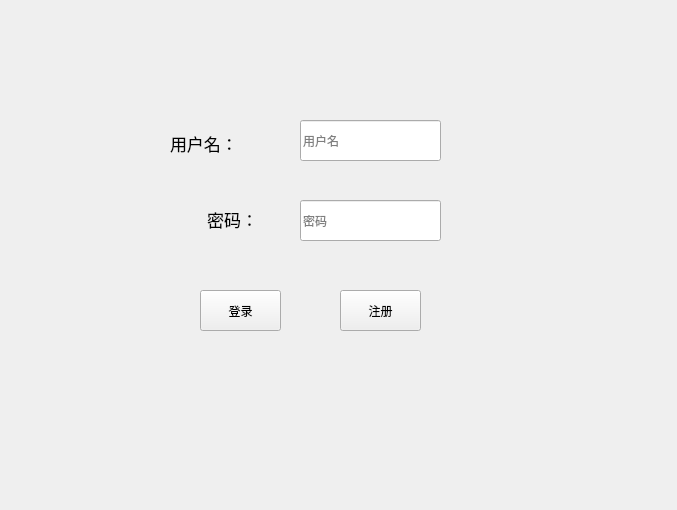
Qt form StarRail/login.ui (yukib4haru/CHD) before a commit.
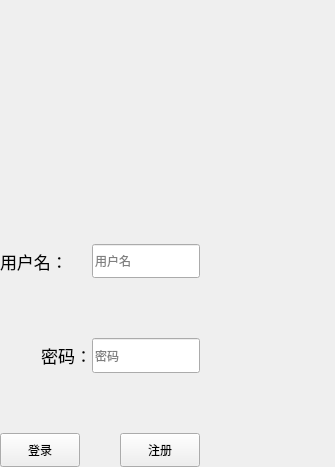
The same form after that commit. Icons and pictures are not drawn.

Diff of the .ui file:
```diff
--- a/StarRail/login.ui
+++ b/StarRail/login.ui
@@ -2,34 +2,112 @@
 <ui version="4.0">
  <class>login</class>
  <widget class="QWidget" name="login">
+  <property name="enabled">
+   <bool>true</bool>
+  </property>
   <property name="geometry">
    <rect>
     <x>0</x>
     <y>0</y>
-    <width>677</width>
-    <height>510</height>
+    <width>335</width>
+    <height>467</height>
    </rect>
   </property>
+  <property name="sizePolicy">
+   <sizepolicy hsizetype="Fixed" vsizetype="Fixed">
+    <horstretch>0</horstretch>
+    <verstretch>0</verstretch>
+   </sizepolicy>
+  </property>
   <property name="windowTitle">
    <string>Form</string>
   </property>
-  <widget class="QWidget" name="widget" native="true">
+  <property name="layoutDirection">
+   <enum>Qt::LeftToRight</enum>
+  </property>
+  <property name="styleSheet">
+   <string notr="true">background-image: url(:/Image/background.jpg);</string>
+  </property>
+  <widget class="QWidget" name="" native="true">
    <property name="geometry">
     <rect>
-     <x>170</x>
-     <y>120</y>
-     <width>301</width>
-     <height>241</height>
+     <x>0</x>
+     <y>0</y>
+     <width>335</width>
+     <height>467</height>
     </rect>
    </property>
+   <property name="maximumSize">
+    <size>
+     <width>335</width>
+     <height>467</height>
+    </size>
+   </property>
+   <property name="layoutDirection">
+    <enum>Qt::LeftToRight</enum>
+   </property>
+   <layout class="QVBoxLayout" name="verticalLayout_4">
+    <property name="spacing">
+     <number>20</number>
+    </property>
+    <item>
+     <layout class="QVBoxLayout" name="verticalLayout_3">
+      <item>
+       <widget class="QLabel" name="login_gif">
+        <property name="sizePolicy">
+         <sizepolicy hsizetype="Expanding" vsizetype="Expanding">
+          <horstretch>0</horstretch>
+          <verstretch>0</verstretch>
+         </sizepolicy>
+        </property>
+        <property name="text">
+         <string/>
+        </property>
+        <property name="pixmap">
+         <pixmap resource="Rail/rail.qrc">:/Image/login2.gif</pixmap>
+        </property>
+       </widget>
+      </item>
+      <item>
+       <spacer name="verticalSpacer_3">
+        <property name="orientation">
+         <enum>Qt::Vertical</enum>
+        </property>
+        <property name="sizeType">
+         <enum>QSizePolicy::Expanding</enum>
+        </property>
+        <property name="sizeHint" stdset="0">
+         <size>
+          <width>20</width>
+          <height>20</height>
+         </size>
+        </property>
+       </spacer>
+      </item>
+     </layout>
+    </item>
+    <item>
+     <layout class="QHBoxLayout" name="horizontalLayout_4">
+      <item>
+       <layout class="QVBoxLayout" name="verticalLayout">
+        <item>
+         <layout class="QHBoxLayout" name="horizontalLayout">
+          <property name="spacing">
+           <number>0</number>
+          </property>
+          <property name="sizeConstraint">
+           <enum>QLayout::SetNoConstraint</enum>
+          </property>
+          <property name="rightMargin">
+           <number>0</number>
+          </property>
+          <item>
    <widget class="QLabel" name="label_user">
-    <property name="geometry">
-     <rect>
-      <x>0</x>
-      <y>0</y>
-      <width>88</width>
-      <height>47</height>
-     </rect>
+            <property name="sizePolicy">
+             <sizepolicy hsizetype="Expanding" vsizetype="Expanding">
+              <horstretch>0</horstretch>
+              <verstretch>0</verstretch>
+             </sizepolicy>
     </property>
     <property name="font">
      <font>
@@ -40,27 +118,47 @@
      <string>用户名：</string>
     </property>
    </widget>
+          </item>
+          <item>
    <widget class="QLineEdit" name="lineEdit_user">
-    <property name="geometry">
-     <rect>
-      <x>130</x>
-      <y>0</y>
-      <width>141</width>
-      <height>41</height>
-     </rect>
+            <property name="sizePolicy">
+             <sizepolicy hsizetype="Expanding" vsizetype="Expanding">
+              <horstretch>0</horstretch>
+              <verstretch>0</verstretch>
+             </sizepolicy>
     </property>
     <property name="placeholderText">
      <string>用户名</string>
     </property>
    </widget>
+          </item>
+         </layout>
+        </item>
+        <item>
+         <spacer name="verticalSpacer">
+          <property name="orientation">
+           <enum>Qt::Vertical</enum>
+          </property>
+          <property name="sizeHint" stdset="0">
+           <size>
+            <width>20</width>
+            <height>40</height>
+           </size>
+          </property>
+         </spacer>
+        </item>
+        <item>
+         <layout class="QHBoxLayout" name="horizontalLayout_2">
+          <property name="spacing">
+           <number>0</number>
+          </property>
+          <item>
    <widget class="QLabel" name="label_pswd">
-    <property name="geometry">
-     <rect>
-      <x>0</x>
-      <y>50</y>
-      <width>88</width>
-      <height>99</height>
-     </rect>
+            <property name="sizePolicy">
+             <sizepolicy hsizetype="Expanding" vsizetype="Expanding">
+              <horstretch>0</horstretch>
+              <verstretch>0</verstretch>
+             </sizepolicy>
     </property>
     <property name="font">
      <font>
@@ -74,14 +172,14 @@
      <set>Qt::AlignRight|Qt::AlignTrailing|Qt::AlignVCenter</set>
     </property>
    </widget>
+          </item>
+          <item>
    <widget class="QLineEdit" name="lineEdit_pswd">
-    <property name="geometry">
-     <rect>
-      <x>130</x>
-      <y>80</y>
-      <width>141</width>
-      <height>41</height>
-     </rect>
+            <property name="sizePolicy">
+             <sizepolicy hsizetype="Expanding" vsizetype="Expanding">
+              <horstretch>0</horstretch>
+              <verstretch>0</verstretch>
+             </sizepolicy>
     </property>
     <property name="echoMode">
      <enum>QLineEdit::Password</enum>
@@ -90,32 +188,86 @@
      <string>密码</string>
     </property>
    </widget>
+          </item>
+         </layout>
+        </item>
+        <item>
+         <spacer name="verticalSpacer_2">
+          <property name="orientation">
+           <enum>Qt::Vertical</enum>
+          </property>
+          <property name="sizeHint" stdset="0">
+           <size>
+            <width>20</width>
+            <height>40</height>
+           </size>
+          </property>
+         </spacer>
+        </item>
+        <item>
+         <layout class="QHBoxLayout" name="horizontalLayout_3">
+          <property name="spacing">
+           <number>0</number>
+          </property>
+          <item>
    <widget class="QPushButton" name="pushButton_login">
-    <property name="geometry">
-     <rect>
-      <x>30</x>
-      <y>170</y>
-      <width>81</width>
-      <height>41</height>
-     </rect>
+            <property name="sizePolicy">
+             <sizepolicy hsizetype="Expanding" vsizetype="Expanding">
+              <horstretch>0</horstretch>
+              <verstretch>0</verstretch>
+             </sizepolicy>
     </property>
     <property name="text">
      <string>登录</string>
     </property>
    </widget>
+          </item>
+          <item>
+           <spacer name="horizontalSpacer_3">
+            <property name="orientation">
+             <enum>Qt::Horizontal</enum>
+            </property>
+            <property name="sizeHint" stdset="0">
+             <size>
+              <width>40</width>
+              <height>20</height>
+             </size>
+            </property>
+           </spacer>
+          </item>
+          <item>
    <widget class="QPushButton" name="pushButton_register">
-    <property name="geometry">
-     <rect>
-      <x>170</x>
-      <y>170</y>
-      <width>81</width>
-      <height>41</height>
-     </rect>
+            <property name="sizePolicy">
+             <sizepolicy hsizetype="Expanding" vsizetype="Expanding">
+              <horstretch>0</horstretch>
+              <verstretch>0</verstretch>
+             </sizepolicy>
     </property>
     <property name="text">
      <string>注册</string>
     </property>
    </widget>
+          </item>
+         </layout>
+        </item>
+       </layout>
+      </item>
+      <item>
+       <spacer name="horizontalSpacer_2">
+        <property name="orientation">
+         <enum>Qt::Horizontal</enum>
+        </property>
+        <property name="sizeHint" stdset="0">
+         <size>
+          <width>40</width>
+          <height>20</height>
+         </size>
+        </property>
+       </spacer>
+      </item>
+     </layout>
+    </item>
+   </layout>
   </widget>
  </widget>
  <resources/>
```
Left out of the diff: 6 changed lines with no effect on the pictures. Lines whose indentation alone changed are shown as unchanged.
